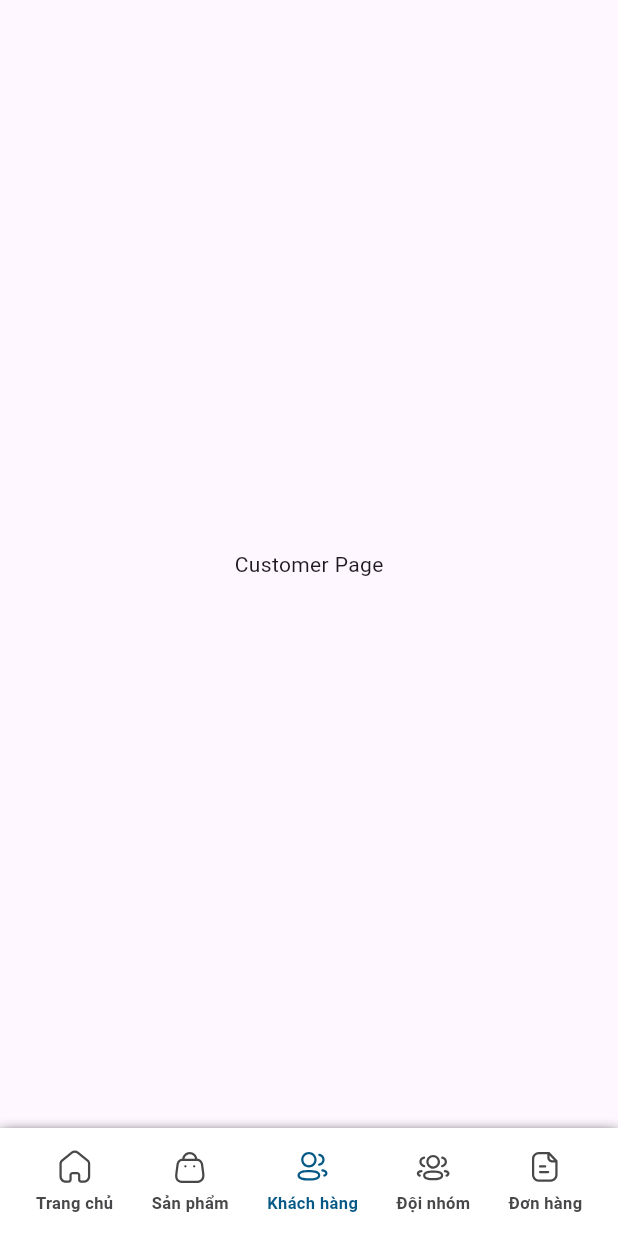
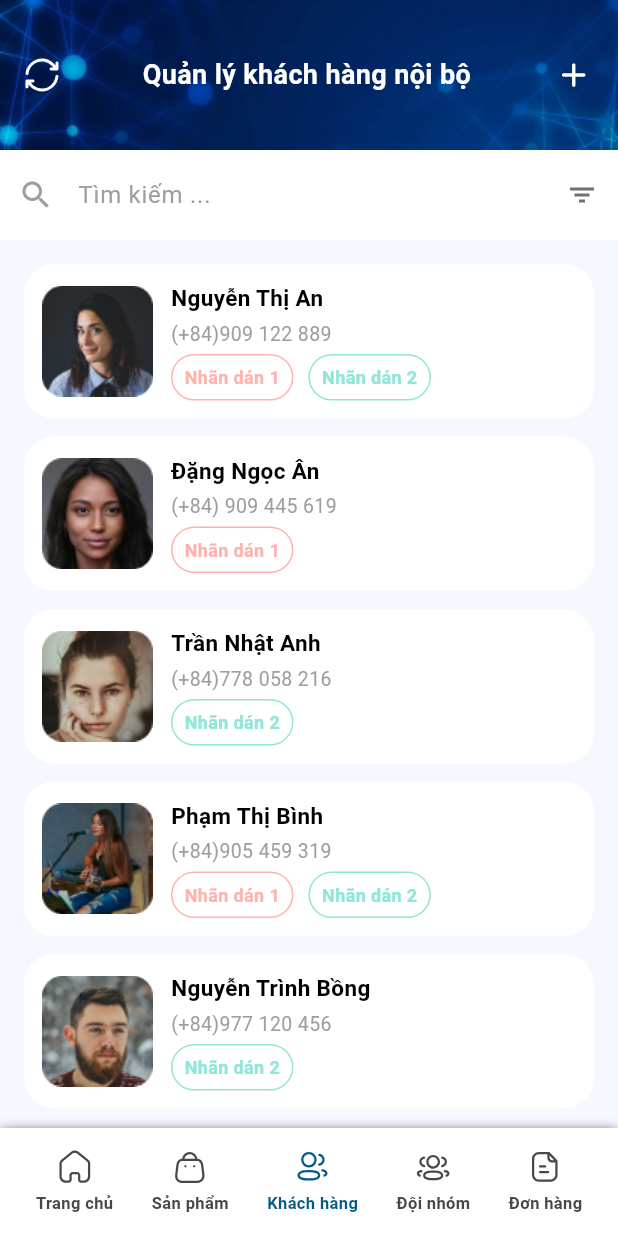
Before and after one commit to huy2992002/demo_flutter, a Flutter app: the screen it shows after launch, item 3 of the bottom bar chosen, on a phone screen of 412 x 824 dp. Run offline on Flutter 3.47's test engine with Material 3 defaults, Android fonts, the phone set to English and light mode, and no system bars; our stand-ins replace carousel_slider, flutter_svg; accounts and stored records are empty.

Commit message:
add customer page

```diff
--- a/lib/models/customer_model.dart
+++ b/lib/models/customer_model.dart
@@ -1,8 +1,11 @@
+import 'package:demo_flutter/resources/app_color.dart';
+import 'package:flutter/material.dart';
+
 class CustomerModel {
   String? avatar;
   String? name;
   String? phone;
-  int? lable;
+  List<Lable>? labels;
 
   CustomerModel();
 }
@@ -11,4 +14,72 @@ CustomerModel customer = CustomerModel()
   ..avatar = 'assets/images/img_customer.png'
   ..name = 'Nguyễn Thị Thu Hồi'
   ..phone = '(+84) 0909 332 332'
-  ..lable = 2;
+  ..labels = [
+    Lable()
+      ..name = 'Nhãn dán 1'
+      ..color = AppColor.hFFB3AF,
+    Lable()
+      ..name = 'Nhãn dán 2'
+      ..color = AppColor.h90E6D7,
+  ];
+
+List<CustomerModel> rsCustomers = [
+  CustomerModel()
+    ..avatar = 'assets/images/img_customer_1.png'
+    ..name = 'Nguyễn Thị An'
+    ..phone = '(+84)909 122 889'
+    ..labels = [
+      Lable()
+        ..name = 'Nhãn dán 1'
+        ..color = AppColor.hFFB3AF,
+      Lable()
+        ..name = 'Nhãn dán 2'
+        ..color = AppColor.h90E6D7,
+    ],
+  CustomerModel()
+    ..avatar = 'assets/images/img_customer_2.png'
+    ..name = 'Đặng Ngọc Ân'
+    ..phone = '(+84) 909 445 619'
+    ..labels = [
+      Lable()
+        ..name = 'Nhãn dán 1'
+        ..color = AppColor.hFFB3AF,
+    ],
+  CustomerModel()
+    ..avatar = 'assets/images/img_customer_3.png'
+    ..name = 'Trần Nhật Anh'
+    ..phone = '(+84)778 058 216'
+    ..labels = [
+      Lable()
+        ..name = 'Nhãn dán 2'
+        ..color = AppColor.h90E6D7,
+    ],
+  CustomerModel()
+    ..avatar = 'assets/images/img_customer_4.png'
+    ..name = 'Phạm Thị Bình'
+    ..phone = '(+84)905 459 319'
+    ..labels = [
+      Lable()
+        ..name = 'Nhãn dán 1'
+        ..color = AppColor.hFFB3AF,
+      Lable()
+        ..name = 'Nhãn dán 2'
+        ..color = AppColor.h90E6D7,
+    ],
+  CustomerModel()
+    ..avatar = 'assets/images/img_customer_5.png'
+    ..name = 'Nguyễn Trình Bồng'
+    ..phone = '(+84)977 120 456'
+    ..labels = [
+      Lable()
+        ..name = 'Nhãn dán 2'
+        ..color = AppColor.h90E6D7,
+    ],
+];
+
+class Lable {
+  String? name;
+  Color? color;
+
+  Lable();
+}
--- a/lib/pages/main_page.dart
+++ b/lib/pages/main_page.dart
@@ -62,9 +62,9 @@ class _MainPageState extends State<MainPage> {
           children: [
             ...List.generate(
               5,
-              (index) => SizedBox(
-                child: GestureDetector(
-                  onTap: () => setState(() => currentIndex = index),
+              (index) => InkWell(
+                onTap: () => setState(() => currentIndex = index),
+                child: SizedBox(
                   child: Column(
                     mainAxisSize: MainAxisSize.min,
                     children: [
--- a/lib/pages/remote_sales/customer/rs_customer_page.dart
+++ b/lib/pages/remote_sales/customer/rs_customer_page.dart
@@ -1,3 +1,8 @@
+import 'package:demo_flutter/components/hi_boss_app_bar.dart';
+import 'package:demo_flutter/components/text_field/hi_boss_search_box.dart';
+import 'package:demo_flutter/models/customer_model.dart';
+import 'package:demo_flutter/resources/app_color.dart';
+import 'package:demo_flutter/resources/app_style.dart';
 import 'package:flutter/material.dart';
 
 class RsCustomerPage extends StatefulWidget {
@@ -10,9 +15,76 @@ class RsCustomerPage extends StatefulWidget {
 class _RsCustomerPageState extends State<RsCustomerPage> {
   @override
   Widget build(BuildContext context) {
-    return const Scaffold(
-      body: Center(
-        child: Text('Customer Page'),
+    return Scaffold(
+      backgroundColor: AppColor.hF6F8FF,
+      appBar: const HiBossAppBar(
+        leftIcon: 'assets/icons/ic_refresh.svg',
+        title: 'Quản lý khách hàng nội bộ',
+        rightIcon: 'assets/icons/ic_add.svg',
+      ),
+      body: ListView(
+        children: [
+          const HiBossSearchBox(),
+          ListView.separated(
+            padding: const EdgeInsets.all(16.0),
+            physics: const NeverScrollableScrollPhysics(),
+            shrinkWrap: true,
+            itemCount: rsCustomers.length,
+            itemBuilder: (context, index) {
+              final customer = rsCustomers[index];
+              return Container(
+                padding: const EdgeInsets.all(12.0),
+                decoration: BoxDecoration(
+                    color: Colors.white,
+                    borderRadius: BorderRadius.circular(20.0)),
+                child: Row(
+                  children: [
+                    Image.asset(customer.avatar ?? ''),
+                    const SizedBox(width: 12.0),
+                    Column(
+                      crossAxisAlignment: CrossAxisAlignment.start,
+                      children: [
+                        Text(
+                          customer.name ?? '',
+                          style: AppStyle.h15w600.copyWith(color: Colors.black),
+                        ),
+                        const SizedBox(height: 4.0),
+                        Text(customer.phone ?? '', style: AppStyle.h13w400),
+                        const SizedBox(height: 4.0),
+                        Row(
+                          children: [
+                            ...List.generate(
+                              customer.labels?.length ?? 0,
+                              (index) => Container(
+                                margin: EdgeInsets.only(right: 10.0),
+                                padding: EdgeInsets.symmetric(
+                                    horizontal: 8.0, vertical: 6.0),
+                                decoration: BoxDecoration(
+                                  color: Colors.white,
+                                  border: Border.all(
+                                    color: customer.labels?[index].color ??
+                                        AppColor.hFFB3AF,
+                                  ),
+                                  borderRadius: BorderRadius.circular(20.0),
+                                ),
+                                child: Text(
+                                  customer.labels?[index].name ?? '',
+                                  style: AppStyle.h12w600.copyWith(
+                                      color: customer.labels?[index].color),
+                                ),
+                              ),
+                            )
+                          ],
+                        )
+                      ],
+                    )
+                  ],
+                ),
+              );
+            },
+            separatorBuilder: (context, index) => const SizedBox(height: 12.0),
+          ),
+        ],
       ),
     );
   }
--- a/lib/resources/app_color.dart
+++ b/lib/resources/app_color.dart
@@ -33,6 +33,8 @@ class AppColor {
   static const Color hF79009 = Color(0xFFF79009);
   static const Color h4C7CF6 = Color(0xFF4C7CF6);
   static const Color hD1FADF = Color(0xFFD1FADF);
+  static const Color hFFB3AF = Color(0xFFFFB3AF);
+  static const Color h90E6D7 = Color(0xFF90E6D7);
 
 
 
--- a/lib/resources/app_style.dart
+++ b/lib/resources/app_style.dart
@@ -26,6 +26,12 @@ class AppStyle {
     color: AppColor.h48484A,
     fontSize: 12.0,
     fontWeight: FontWeight.w400,
+  );
+
+  static const h12w600 = TextStyle(
+    color: AppColor.h48484A,
+    fontSize: 12.0,
+    fontWeight: FontWeight.w600,
   );
 
   static const h12w700 = TextStyle(
```
Also changed, not shown: assets/images/img_customer_1.png (added), assets/images/img_customer_2.png (added), assets/images/img_customer_3.png (added), assets/images/img_customer_4.png (added), assets/images/img_customer_5.png (added).
